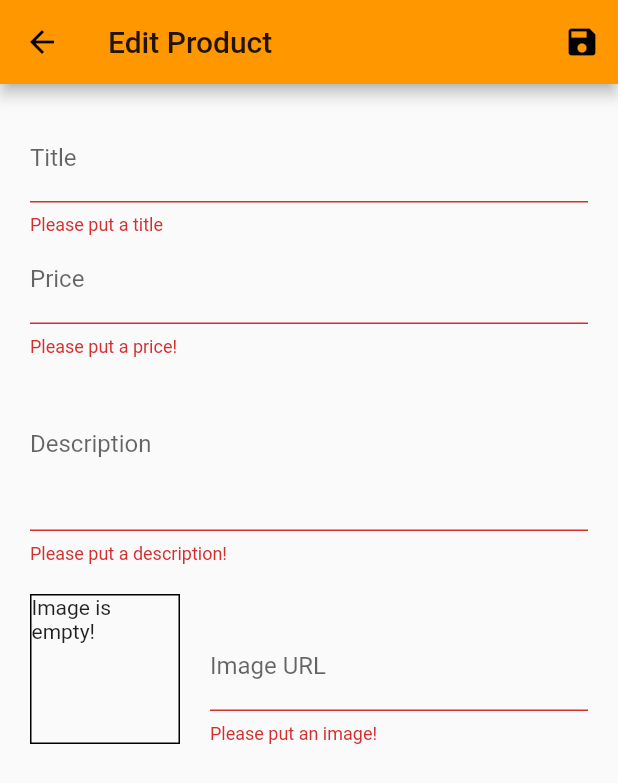
After one commit to OussRein/shop-flutter-app, a Flutter app: the EditProductPage screen opened by its route, after a tap on the "save" icon, on a phone screen of 412 x 824 dp. The commit adds this screen. Shown: the top 783 px of the screen. Run offline on Flutter 3.47's test engine with Material 2 defaults, Android fonts, the phone set to English and light mode, and no system bars; network calls fail.

Commit message:
adding inputs/adding/updating/deleting products

```diff
--- /dev/null
+++ b/lib/pages/edit_product_page.dart
@@ -0,0 +1,209 @@
+import 'package:flutter/material.dart';
+import 'package:provider/provider.dart';
+import 'package:shopping_app/providers/product.dart';
+import 'package:shopping_app/providers/products_provider.dart';
+
+class EditProductPage extends StatefulWidget {
+  static const String ROUTE = "/edit-product-page";
+  @override
+  _EditProductPageState createState() => _EditProductPageState();
+}
+
+class _EditProductPageState extends State<EditProductPage> {
+  final _imageUrlController = TextEditingController();
+  final _form = GlobalKey<FormState>();
+  Product _product = Product(
+    id: null,
+    description: '',
+    imageUrl: '',
+    isFavourite: false,
+    price: 0.0,
+    title: '',
+  );
+
+  var _initValues = {
+    'description': '',
+    'imageUrl': '',
+    'price': '',
+    'title': '',
+  };
+
+  bool _isInit = true;
+
+
+
+  @override
+  void dispose() {
+    _imageUrlController.dispose();
+    super.dispose();
+  }
+
+  @override
+  void didChangeDependencies() {
+    if(_isInit) {
+      final productId = ModalRoute.of(context).settings.arguments as String;
+      if(productId != null && productId.isNotEmpty){
+        _product = Provider.of<ProductProvider>(context).findById(productId);
+        _initValues = {
+          'description': _product.description,
+          //'imageUrl': _product.imageUrl,
+          'price': _product.price.toString(),
+          'title': _product.title,
+        };
+        _imageUrlController.text = _product.imageUrl;
+      }
+    }
+    _isInit = false;
+    super.didChangeDependencies();
+  }
+
+  void _saveForm() {
+    var isValid = _form.currentState.validate();
+    if(!isValid) return;
+    _form.currentState.save();
+    if(_product.id != null) {
+      Provider.of<ProductProvider>(context, listen: false).updateProduct(_product);
+    }else {
+      Provider.of<ProductProvider>(context, listen: false).addProduct(_product);
+    }
+    Navigator.of(context).pop();
+
+  }
+
+  @override
+  Widget build(BuildContext context) {
+    return Scaffold(
+      appBar: AppBar(
+        title: Text("Edit Product"),
+        actions: [
+          IconButton(
+            icon: Icon(Icons.save),
+            onPressed: _saveForm,
+          ),
+        ],
+      ),
+      body: Padding(
+        padding: const EdgeInsets.all(20.0),
+        child: Form(
+          key: _form,
+          child: SingleChildScrollView(
+            child: Column(
+              children: <Widget>[
+                TextFormField(
+                  initialValue: _initValues['title'],
+                  decoration: InputDecoration(labelText: "Title"),
+                  textInputAction: TextInputAction.next,
+                  validator: (value) {
+                    if(value.isEmpty) return 'Please put a title';
+                    return null;
+                  },
+                  onSaved: (value){
+                    _product = Product(
+                      id: _product.id,
+                      description: _product.description,
+                      imageUrl: _product.imageUrl,
+                      isFavourite: _product.isFavourite,
+                      price: _product.price,
+                      title: value,
+                    );
+                  },
+                ),
+                TextFormField(
+                  initialValue: _initValues['price'],
+                  decoration: InputDecoration(labelText: "Price"),
+                  textInputAction: TextInputAction.next,
+                  keyboardType: TextInputType.number,
+                  validator: (value) {
+                    if(value.isEmpty) return 'Please put a price!';
+                    if(double.tryParse(value) == null) return 'Please a valid price!';
+                    if(double.parse(value) <= 0) return 'The price must be greater then 0!';
+                    return null;
+                  },
+                  onSaved: (value){
+                    _product = Product(
+                      id: _product.id,
+                      description: _product.description,
+                      imageUrl: _product.imageUrl,
+                      isFavourite: _product.isFavourite,
+                      price: double.parse(value),
+                      title: _product.title,
+                    );
+                  },
+
+                ),
+                TextFormField(
+                  initialValue: _initValues['description'],
+                  decoration: InputDecoration(labelText: "Description"),
+                  maxLines: 4,
+                  keyboardType: TextInputType.multiline,
+                  onSaved: (value){
+                    _product = Product(
+                      id: _product.id,
+                      description: value,
+                      imageUrl: _product.imageUrl,
+                      isFavourite: _product.isFavourite,
+                      price: _product.price,
+                      title: _product.title,
+                    );
+                  },
+                  validator: (value) {
+                    if(value.isEmpty) return 'Please put a description!';
+                    if(value.length < 10) return 'Description is too short!';
+                    return null;
+                  },
+                ),
+                Padding(
+                  padding: const EdgeInsets.only(top: 20),
+                  child: Row(
+                    crossAxisAlignment: CrossAxisAlignment.end,
+                    children: [
+                      Container(
+                          margin: EdgeInsets.only(right: 20),
+                          height: 100,
+                          width: 100,
+                          decoration:
+                              BoxDecoration(border: Border.all(width: 1)),
+                          child: _imageUrlController.text.isEmpty
+                              ? Text("Image is empty!")
+                              : FittedBox(
+                                  child: Image.network(
+                                    (_imageUrlController.text),
+                                    fit: BoxFit.cover,
+                                  ),
+                                )),
+                      Expanded(
+                          child: TextFormField(
+                        decoration: InputDecoration(labelText: 'Image URL'),
+                        keyboardType: TextInputType.url,
+                        textInputAction: TextInputAction.done,
+                        controller: _imageUrlController,
+                        onEditingComplete: () {
+                          setState(() {});
+                        },
+                        onSaved: (value){
+                          _product = Product(
+                            id: _product.id,
+                            description: _product.description,
+                            imageUrl: value,
+                            isFavourite: _product.isFavourite,
+                            price: _product.price,
+                            title: _product.title,
+                          );
+                        },
+                        validator: (value) {
+                          if(value.isEmpty) return 'Please put an image!';
+                          if(!value.startsWith("http")) return 'Enter a valid url!';
+                          return null;
+                        },
+                      )),
+                    ],
+                  ),
+                ),
+              ],
+            ),
+          ),
+        ),
+      ),
+    );
+  }
+}
--- a/lib/pages/product_overview_page.dart
+++ b/lib/pages/product_overview_page.dart
@@ -2,6 +2,7 @@ import 'package:flutter/material.dart';
 import 'package:provider/provider.dart';
 import 'package:shopping_app/pages/cart_page.dart';
 import 'package:shopping_app/providers/cart.dart';
+import 'package:shopping_app/widgets/app_drawer.dart';
 import 'package:shopping_app/widgets/badge.dart';
 import '../widgets/products_grid.dart';
 
@@ -64,6 +65,7 @@ class _ProductOverviewPageState extends State<ProductOverviewPage> {
           ),
         ],
       ),
+      drawer: AppDrawer(),
       body: ProductsGrid(_showfavourites),
     );
   }
--- a/lib/providers/cart.dart
+++ b/lib/providers/cart.dart
@@ -76,4 +76,10 @@ class Cart with ChangeNotifier {
     }
     notifyListeners();
   }
+
+  void clear(){
+    _items = {};
+    notifyListeners();
+  }
+
 }
--- a/lib/providers/products_provider.dart
+++ b/lib/providers/products_provider.dart
@@ -57,10 +57,30 @@ class ProductProvider with ChangeNotifier{
     notifyListeners();
   }*/
 
-  void addProduct(/*Product product*/){
-    //_products.add(product);
+  void addProduct(Product product){
+    var newProduct = Product(
+                      id: DateTime.now().toString(),
+                      description: product.description,
+                      imageUrl: product.imageUrl,
+                      isFavourite: false,
+                      price: product.price,
+                      title: product.title,
+                    );
+    _products.add(newProduct);
     notifyListeners();
   }
+
+  void updateProduct(Product product){
+    final index = _products.indexWhere((element) => element.id == product.id);
+    _products[index] = product;
+    notifyListeners();
+  }
+
+  void deleteProduct(String id){
+    _products.removeWhere((element) => element.id == id);
+    notifyListeners();
+  }
+
 
   Product findById(String id){
     return _products.firstWhere((element) => element.id == id);
--- a/pubspec.yaml
+++ b/pubspec.yaml
@@ -24,6 +24,7 @@ dependencies:
   flutter:
     sdk: flutter
   provider: ^5.0.0
+  intl: ^0.17.0
 
   # The following adds the Cupertino Icons font to your application.
   # Use with the CupertinoIcons class for iOS style icons.
```
Also changed, not shown: lib/main.dart (+10 -0 lines), lib/pages/cart_page.dart (+15 -1 lines), lib/pages/orders_page.dart (added, +26 -0 lines), lib/pages/user_products_page.dart (added, +40 -0 lines), lib/providers/orders.dart (added, +36 -0 lines), lib/widgets/app_drawer.dart (added, +37 -0 lines), lib/widgets/order_item.dart (added, +70 -0 lines), lib/widgets/user_product_item.dart (added, +43 -0 lines), pubspec.lock.
